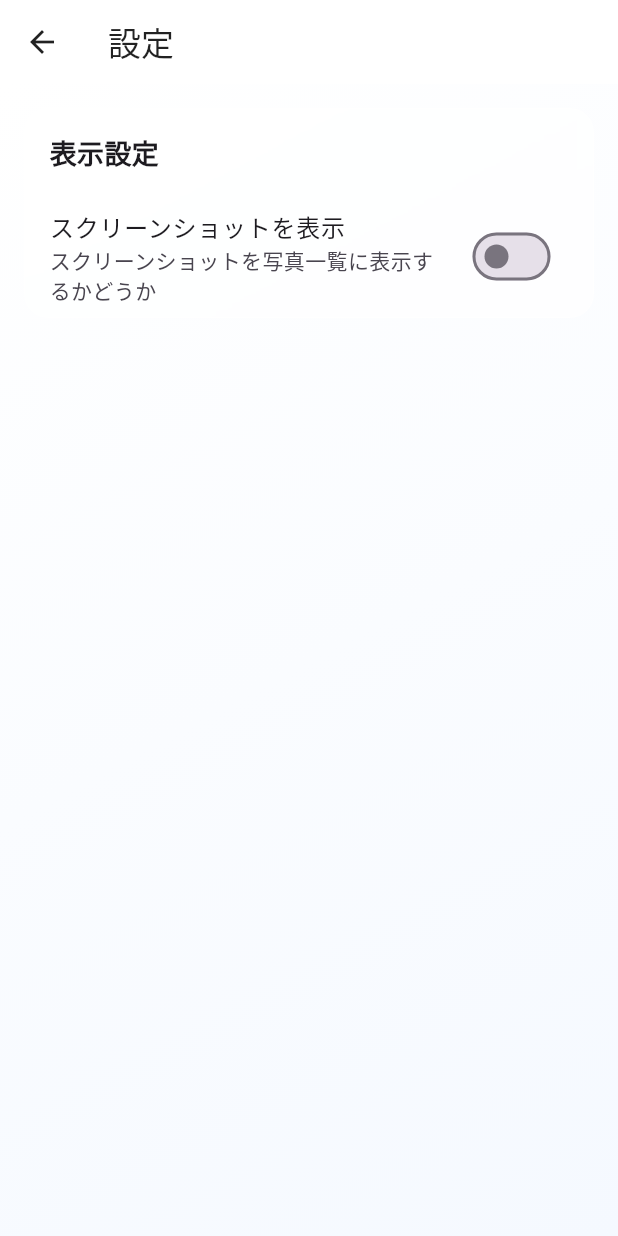
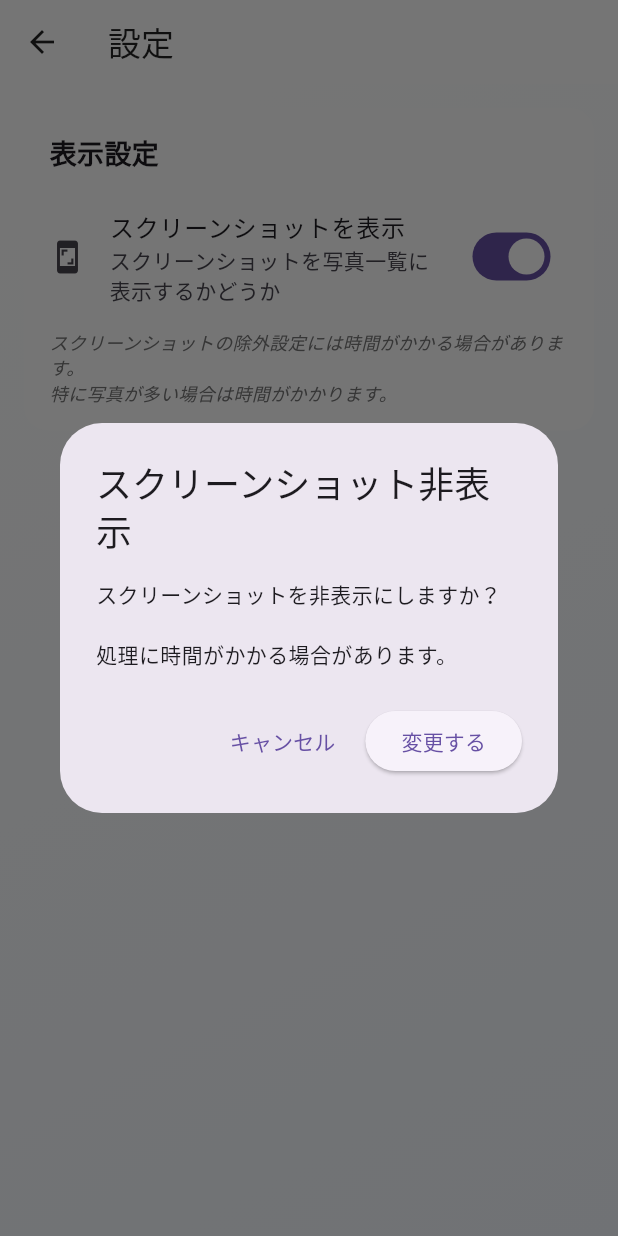
Before and after one commit to Haruki1090/Fast-Pic, a Flutter app: the SettingsScreen screen opened directly with empty values, after a tap on "スクリーンショットを表示", on a phone screen of 412 x 824 dp. Run offline on Flutter 3.47's test engine with Material 3 defaults, Android fonts, the phone set to English and light mode, and no system bars; our stand-ins replace shared_preferences; missing offline and left inert: photo_manager; accounts and stored records are empty.

Commit message:
設定画面のUX向上

```diff
--- a/lib/screens/settings_screen.dart
+++ b/lib/screens/settings_screen.dart
@@ -17,6 +17,7 @@ class SettingsScreen extends StatefulWidget {
 class SettingsScreenState extends State<SettingsScreen> {
   bool? _showScreenshots;
   bool _isLoading = true;
+  bool _isSaving = false; // 保存中フラグ
 
   @override
   void initState() {
@@ -89,15 +90,56 @@ class SettingsScreenState extends State<SettingsScreen> {
                                   subtitle:
                                       const Text('スクリーンショットを写真一覧に表示するかどうか'),
                                   value: _showScreenshots ?? true,
-                                  onChanged: (value) async {
-                                    await SettingsRepository.setShowScreenshots(
-                                        value);
-                                    setState(() {
-                                      _showScreenshots = value;
-                                    });
-                                    widget.onSettingsChanged();
-                                  },
+                                  onChanged: _isSaving
+                                      ? null
+                                      : (value) async {
+                                          // 保存開始前に確認ダイアログを表示
+                                          final confirmed =
+                                              await _showConfirmationDialog(
+                                                  value);
+                                          if (!confirmed) return;
+
+                                          setState(() {
+                                            _isSaving = true; // 保存中フラグをセット
+                                          });
+
+                                          await SettingsRepository
+                                              .setShowScreenshots(value);
+
+                                          setState(() {
+                                            _showScreenshots = value;
+                                            _isSaving = false;
+                                          });
+
+                                          // 設定変更をメイン画面に通知
+                                          if (mounted) {
+                                            Navigator.pop(context); // 設定画面を閉じる
+                                            widget
+                                                .onSettingsChanged(); // メイン画面に通知
+                                          }
+                                        },
+                                  secondary: _isSaving
+                                      ? const SizedBox(
+                                          width: 20,
+                                          height: 20,
+                                          child: CircularProgressIndicator(
+                                              strokeWidth: 2))
+                                      : const Icon(Icons.screenshot),
                                 ),
+                                // スクリーンショット表示設定変更の注意書き
+                                if (!_isSaving)
+                                  Padding(
+                                    padding: const EdgeInsets.fromLTRB(
+                                        16, 8, 16, 16),
+                                    child: Text(
+                                      'スクリーンショットの除外設定には時間がかかる場合があります。\n特に写真が多い場合は時間がかかります。',
+                                      style: TextStyle(
+                                        fontSize: 12,
+                                        color: Colors.grey[600],
+                                        fontStyle: FontStyle.italic,
+                                      ),
+                                    ),
+                                  ),
                               ],
                             ),
                           ),
@@ -106,8 +148,58 @@ class SettingsScreenState extends State<SettingsScreen> {
                     ),
                   ],
                 ),
+                // 保存中はローディングインジケーターを表示
+                if (_isSaving)
+                  Container(
+                    color: Colors.black.withOpacity(0.3),
+                    child: const Center(
+                      child: Column(
+                        mainAxisAlignment: MainAxisAlignment.center,
+                        children: [
+                          CircularProgressIndicator(),
+                          SizedBox(height: 16),
+                          Text(
+                            '設定を保存中...\n変更の適用には時間がかかる場合があります',
+                            textAlign: TextAlign.center,
+                            style: TextStyle(
+                              color: Colors.white,
+                              fontSize: 16,
+                              fontWeight: FontWeight.bold,
+                            ),
+                          ),
+                        ],
+                      ),
+                    ),
+                  ),
               ],
             ),
     );
   }
+
+  // 設定変更前の確認ダイアログ
+  Future<bool> _showConfirmationDialog(bool newValue) async {
+    final message = newValue
+        ? 'スクリーンショットを表示に含めますか？'
+        : 'スクリーンショットを非表示にしますか？\n\n処理に時間がかかる場合があります。';
+
+    final result = await showDialog<bool>(
+      context: context,
+      builder: (context) => AlertDialog(
+        title: Text(newValue ? 'スクリーンショット表示' : 'スクリーンショット非表示'),
+        content: Text(message),
+        actions: [
+          TextButton(
+            onPressed: () => Navigator.pop(context, false),
+            child: const Text('キャンセル'),
+          ),
+          ElevatedButton(
+            onPressed: () => Navigator.pop(context, true),
+            child: const Text('変更する'),
+          ),
+        ],
+      ),
+    );
+
+    return result ?? false;
+  }
 }
```
